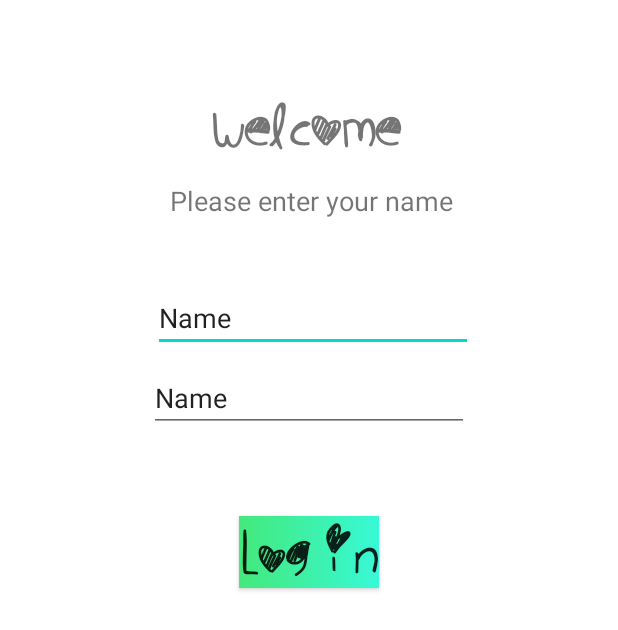
After one commit to EmmaAndersen/Personal_Finance_Application, an Android app: the layout welcome_layout.xml on its own in the app's theme, with its tools: preview values and no code run, on a phone screen of 412 x 824 dp. The commit adds this screen. Shown: the top 630 px of the screen. Run offline under Robolectric (Android 15) with nearby library versions, the phone set to English and light mode, and no system bars.

Commit message:
Added a AlertDialog when starting the app. This is the first thing the uses sees. The user need to enter his/hers name, before being bale to continue to the app. including två edittexts; one for first name and one for last name. And a button for login.
Functionality not implemented yet.

```diff
--- a/app/src/main/AndroidManifest.xml
+++ b/app/src/main/AndroidManifest.xml
@@ -9,7 +9,7 @@
         android:roundIcon="@mipmap/ic_launcher_round"
         android:supportsRtl="true"
         android:theme="@style/Theme.PF">
-        <activity android:name=".MainActivity">
+        <activity android:name=".Activities.MainActivity">
 
         </activity>
         <activity android:name=".Activities.MyBudgetActivity" />
--- a/app/src/main/java/com/example/pf/MainActivity.java
+++ b/app/src/main/java/com/example/pf/Activities/MainActivity.java
@@ -1,13 +1,17 @@
-package com.example.pf;
+package com.example.pf.Activities;
 
+import androidx.appcompat.app.AlertDialog;
 import androidx.appcompat.app.AppCompatActivity;
+import androidx.appcompat.widget.AppCompatButton;
 
 import android.content.Intent;
 import android.os.Bundle;
+import android.view.LayoutInflater;
 import android.view.View;
+import android.widget.EditText;
 import android.widget.ImageButton;
 
-import com.example.pf.Activities.MyBudgetActivity;
+import com.example.pf.R;
 
 public class MainActivity extends AppCompatActivity {
 
@@ -18,6 +22,8 @@ public class MainActivity extends AppCompatActivity {
     protected void onCreate(Bundle savedInstanceState) {
         super.onCreate(savedInstanceState);
         setContentView(R.layout.activity_main);
+
+        showWelcomeDialog();
 
         myBudgetButton = findViewById(R.id.button_myBudget);
         myIncomeButton = findViewById(R.id.button_budgetIncome);
@@ -36,4 +42,27 @@ public class MainActivity extends AppCompatActivity {
             }
         });
     }
+
+    private void showWelcomeDialog(){
+        AlertDialog.Builder dialog = new AlertDialog.Builder(this);
+        LayoutInflater inflater = LayoutInflater.from(this);
+        View v = inflater.inflate(R.layout.welcome_layout, null);
+        dialog.setView(v);
+
+        AlertDialog myDialog = dialog.create();
+        myDialog.setCancelable(false);
+
+        AppCompatButton btn_login = v.findViewById(R.id.btn_login);
+        EditText edt_firstName = v.findViewById(R.id.edt_firstname);
+        EditText edt_lastName = v.findViewById(R.id.edt_lastname);
+
+        btn_login.setOnClickListener(new View.OnClickListener() {
+            @Override
+            public void onClick(View v) {
+                myDialog.dismiss();
+            }
+        });
+
+        myDialog.show();
+    }
 }
--- a/app/src/main/java/com/example/pf/Activities/SplashActivity.java
+++ b/app/src/main/java/com/example/pf/Activities/SplashActivity.java
@@ -12,7 +12,6 @@ import android.widget.ImageView;
 import androidx.annotation.Nullable;
 import androidx.appcompat.app.AppCompatActivity;
 
-import com.example.pf.MainActivity;
 import com.example.pf.R;
 
 public class SplashActivity extends AppCompatActivity {
--- a/app/src/main/java/com/example/pf/Database/Item.java
+++ b/app/src/main/java/com/example/pf/Database/Item.java
@@ -4,8 +4,6 @@ import androidx.room.ColumnInfo;
 import androidx.room.Entity;
 import androidx.room.Ignore;
 import androidx.room.PrimaryKey;
-
-import com.example.pf.MainActivity;
 
 /*Entity represents a table within the database. All the fields in user,
 corresponds to columns/in the table. i.e this class should not have any logic.*/
--- a/app/src/main/res/layout/activity_main.xml
+++ b/app/src/main/res/layout/activity_main.xml
@@ -4,7 +4,7 @@
     xmlns:tools="http://schemas.android.com/tools"
     android:layout_width="match_parent"
     android:layout_height="match_parent"
-    tools:context=".MainActivity">
+    tools:context=".Activities.MainActivity">
 
     <androidx.appcompat.widget.AppCompatImageButton
         android:id="@+id/button_myBudget"
--- /dev/null
+++ b/app/src/main/res/layout/welcome_layout.xml
@@ -0,0 +1,76 @@
+<?xml version="1.0" encoding="utf-8"?>
+<androidx.constraintlayout.widget.ConstraintLayout xmlns:android="http://schemas.android.com/apk/res/android"
+    xmlns:app="http://schemas.android.com/apk/res-auto"
+    xmlns:tools="http://schemas.android.com/tools"
+    android:layout_width="match_parent"
+    android:layout_height="match_parent">
+
+    <TextView
+        android:id="@+id/textView"
+        android:layout_width="128dp"
+        android:layout_height="49dp"
+        android:layout_marginTop="60dp"
+        android:text="Welcome"
+        android:textAlignment="center"
+        android:textSize="40dp"
+        app:layout_constraintEnd_toEndOf="parent"
+        app:layout_constraintHorizontal_bias="0.498"
+        app:layout_constraintStart_toStartOf="parent"
+        app:layout_constraintTop_toTopOf="parent"
+        android:fontFamily="@font/cookiemonster"/>
+
+    <TextView
+        android:id="@+id/textView2"
+        android:layout_width="210dp"
+        android:layout_height="56dp"
+        android:layout_marginTop="12dp"
+        android:text="Please enter your name"
+        android:textAlignment="center"
+        android:textSize="18sp"
+        app:layout_constraintEnd_toEndOf="parent"
+        app:layout_constraintHorizontal_bias="0.507"
+        app:layout_constraintStart_toStartOf="parent"
+        app:layout_constraintTop_toBottomOf="@+id/textView" />
+
+    <EditText
+        android:id="@+id/edt_firstname"
+        android:layout_width="wrap_content"
+        android:layout_height="wrap_content"
+        android:layout_marginTop="12dp"
+        android:ems="10"
+        android:hint="First name"
+        android:inputType="textPersonName"
+        android:text="Name"
+        app:layout_constraintEnd_toEndOf="parent"
+        app:layout_constraintHorizontal_bias="0.515"
+        app:layout_constraintStart_toStartOf="parent"
+        app:layout_constraintTop_toBottomOf="@+id/textView2" />
+
+    <EditText
+        android:id="@+id/edt_lastname"
+        android:layout_width="wrap_content"
+        android:layout_height="wrap_content"
+        android:layout_marginTop="8dp"
+        android:ems="10"
+        android:hint="Last name"
+        android:inputType="textPersonName"
+        android:text="Name"
+        app:layout_constraintEnd_toEndOf="parent"
+        app:layout_constraintStart_toStartOf="parent"
+        app:layout_constraintTop_toBottomOf="@+id/edt_firstname" />
+
+    <androidx.appcompat.widget.AppCompatButton
+        android:id="@+id/btn_login"
+        android:layout_width="wrap_content"
+        android:layout_height="wrap_content"
+        android:layout_marginTop="56dp"
+        android:background="@drawable/custom_button"
+        android:fontFamily="@font/cookiemonster"
+        android:textAlignment="center"
+        android:textSize="36sp"
+        app:layout_constraintEnd_toEndOf="parent"
+        app:layout_constraintHorizontal_bias="0.5"
+        app:layout_constraintStart_toStartOf="parent"
+        app:layout_constraintTop_toBottomOf="@+id/edt_lastname"
+        android:text="Log in" />
+</androidx.constraintlayout.widget.ConstraintLayout>
```
